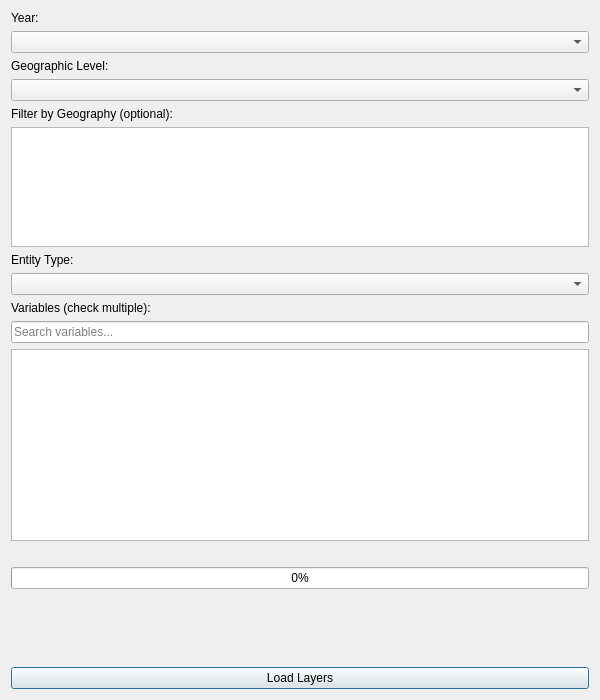
nlebovits/censo-argentino-qgis, file dialog.ui: the form before one commit.
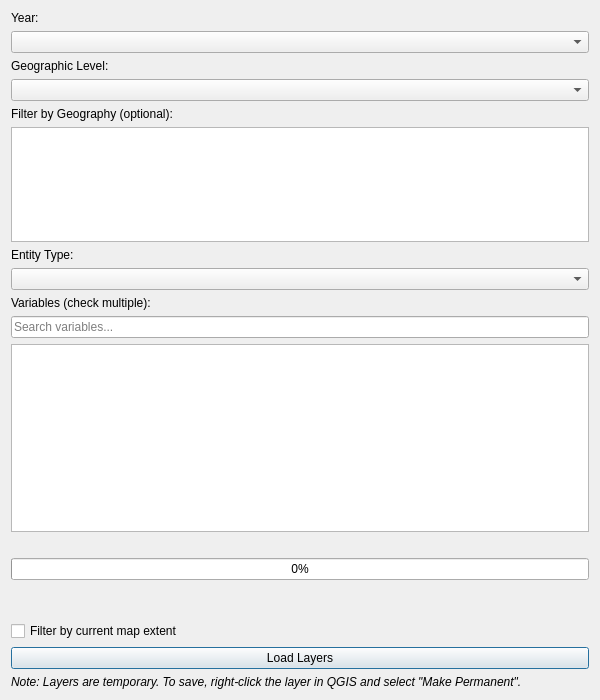
The form after the commit.

Commit message: Add viewbox filtering and save instruction notice

Patch:
```diff
--- a/dialog.ui
+++ b/dialog.ui
@@ -143,6 +143,13 @@
      </property>
     </spacer>
    </item>
+   <item>
+    <widget class="QCheckBox" name="chkFilterViewbox">
+     <property name="text">
+      <string>Filter by current map extent</string>
+     </property>
+    </widget>
+   </item>
    <item>
     <widget class="QPushButton" name="btnLoad">
      <property name="text">
@@ -150,6 +157,19 @@
      </property>
     </widget>
    </item>
+   <item>
+    <widget class="QLabel" name="lblSaveNotice">
+     <property name="text">
+      <string>&lt;i&gt;Note: Layers are temporary. To save, right-click the layer in QGIS and select "Make Permanent".&lt;/i&gt;</string>
+     </property>
+     <property name="wordWrap">
+      <bool>true</bool>
+     </property>
+     <property name="textFormat">
+      <enum>Qt::RichText</enum>
+     </property>
+    </widget>
+   </item>
   </layout>
  </widget>
  <resources/>
```
The commit also changes 2 other files.
